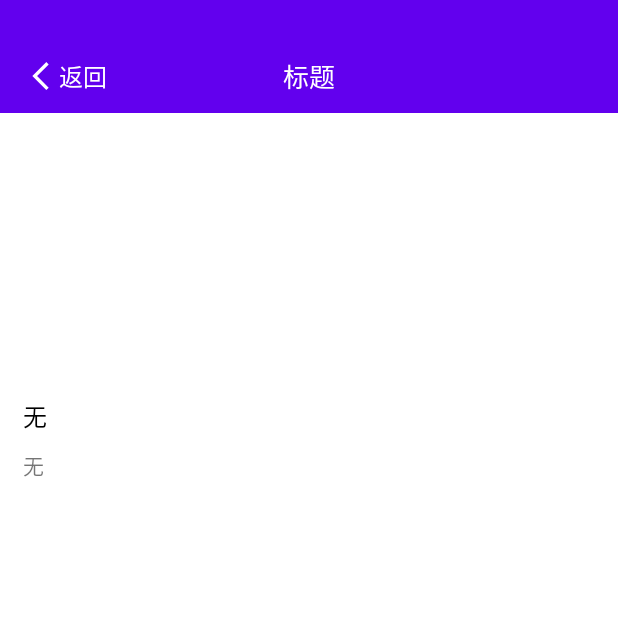
After one commit to hestyle/book_stadium_online_app, an Android app: the BannerItemDetailActivity screen opened directly, with no data from a screen before it, on a phone screen of 412 x 824 dp, the top half of it. The commit adds this screen. Run offline under Robolectric (Android 15) with nearby library versions, the phone set to English and light mode, and no system bars; pictures from the network do not load.

Commit message:
feat：完成轮播详情页面的绘制

```diff
--- a/app/src/main/AndroidManifest.xml
+++ b/app/src/main/AndroidManifest.xml
@@ -14,7 +14,8 @@
         android:roundIcon="@drawable/logo"
         android:supportsRtl="true"
         android:theme="@style/Theme.Book_stadium_online_app">
-        <activity android:name=".ui.my.setting.ServerSettingActivity"></activity>
+        <activity android:name=".ui.book.BannerItemDetailActivity"></activity>
+        <activity android:name=".ui.my.setting.ServerSettingActivity" />
         <activity android:name=".ui.my.setting.SettingActivity" />
         <activity android:name=".RegisterActivity" />
         <activity android:name=".BaseActivity" />
--- a/app/src/main/java/cn/edu/hestyle/bookstadiumonline/entity/BannerItem.java
+++ b/app/src/main/java/cn/edu/hestyle/bookstadiumonline/entity/BannerItem.java
@@ -1,11 +1,12 @@
 package cn.edu.hestyle.bookstadiumonline.entity;
 
+import java.io.Serializable;
 import java.util.Date;
 
 /**
  * Banner 实体类
  */
-public class BannerItem {
+public class BannerItem implements Serializable {
     /** id */
     private Integer id;
     /** title */
--- /dev/null
+++ b/app/src/main/java/cn/edu/hestyle/bookstadiumonline/ui/book/BannerItemDetailActivity.java
@@ -0,0 +1,62 @@
+package cn.edu.hestyle.bookstadiumonline.ui.book;
+
+import android.content.Intent;
+import android.os.Bundle;
+import android.widget.ImageView;
+import android.widget.TextView;
+
+import com.bumptech.glide.Glide;
+
+import java.text.SimpleDateFormat;
+
+import cn.edu.hestyle.bookstadiumonline.BaseActivity;
+import cn.edu.hestyle.bookstadiumonline.R;
+import cn.edu.hestyle.bookstadiumonline.entity.BannerItem;
+import cn.edu.hestyle.bookstadiumonline.ui.my.setting.ServerSettingActivity;
+
+public class BannerItemDetailActivity extends BaseActivity {
+    private BannerItem bannerItem;
+
+    @Override
+    protected void onCreate(Bundle savedInstanceState) {
+        super.onCreate(savedInstanceState);
+        setContentView(R.layout.activity_banner_item_detail);
+        ImageView bannerItemImageView = findViewById(R.id.bannerItemImageView);
+        TextView bannerItemContentTextView = findViewById(R.id.bannerItemContentTextView);
+        TextView footTextView = findViewById(R.id.footTextView);
+
+        Intent intent = getIntent();
+        this.bannerItem = (BannerItem) intent.getSerializableExtra("BannerItem");
+        if (this.bannerItem != null) {
+            // 显示title
+            this.navigationBarInit(bannerItem.getTitle());
+            // 显示图片
+            if (this.bannerItem.getImagePath() != null) {
+                Glide.with(BannerItemDetailActivity.this)
+                        .load(ServerSettingActivity.getServerHostUrl() + this.bannerItem.getImagePath())
+                        .into(bannerItemImageView);
+            }
+            // 显示正文
+            bannerItemContentTextView.setText(bannerItem.getContent());
+            // 显示编辑日期
+            SimpleDateFormat formatter = new SimpleDateFormat("yyyy-MM-dd HH:mm:ss");
+            if (this.bannerItem.getModifiedUser() != null) {
+                footTextView.setText(String.format("系统管理员 %s 编辑于 %s", this.bannerItem.getModifiedUser(), formatter.format(this.bannerItem.getModifiedTime())));
+            } else if (this.bannerItem.getCreatedUser() != null) {
+                footTextView.setText(String.format("系统管理员 %s 编辑于 %s", this.bannerItem.getCreatedUser(), formatter.format(this.bannerItem.getCreatedTime())));
+            }
+        }
+    }
+
+    /**
+     * 设置navigationBar
+     */
+    private void navigationBarInit(String title) {
+        // 设置title
+        TextView titleTextView = this.findViewById(R.id.titleTextView);
+        titleTextView.setText(title);
+        // 设置返回
+        TextView backTitleTextView = this.findViewById(R.id.backTextView);
+        backTitleTextView.setOnClickListener(v -> finish());
+    }
+}
--- /dev/null
+++ b/app/src/main/res/layout/activity_banner_item_detail.xml
@@ -0,0 +1,59 @@
+<?xml version="1.0" encoding="utf-8"?>
+<androidx.constraintlayout.widget.ConstraintLayout xmlns:android="http://schemas.android.com/apk/res/android"
+    xmlns:app="http://schemas.android.com/apk/res-auto"
+    xmlns:tools="http://schemas.android.com/tools"
+    android:layout_width="match_parent"
+    android:layout_height="match_parent"
+    tools:context=".ui.book.BannerItemDetailActivity">
+
+    <include android:id="@+id/banner_item_detail_navigation_bar"
+        layout="@layout/include_back_navigation_bar"
+        app:layout_constraintStart_toStartOf="parent"
+        app:layout_constraintEnd_toEndOf="parent"
+        app:layout_constraintTop_toTopOf="parent"/>
+
+    <ScrollView
+        android:layout_width="match_parent"
+        android:layout_height="0dp"
+        app:layout_constraintTop_toBottomOf="@+id/banner_item_detail_navigation_bar"
+        app:layout_constraintBottom_toBottomOf="parent"
+        app:layout_constraintStart_toStartOf="parent"
+        app:layout_constraintEnd_toEndOf="parent">
+
+        <LinearLayout
+            android:layout_width="match_parent"
+            android:layout_height="match_parent"
+            android:orientation="vertical">
+
+
+            <ImageView
+                android:id="@+id/bannerItemImageView"
+                android:layout_marginHorizontal="15dp"
+                android:layout_marginVertical="10dp"
+                android:layout_width="match_parent"
+                android:layout_height="170dp"/>
+
+            <TextView
+                android:id="@+id/bannerItemContentTextView"
+                android:layout_marginHorizontal="15dp"
+                android:layout_width="match_parent"
+                android:layout_height="wrap_content"
+                android:text="无"
+                android:textSize="16sp"
+                android:textColor="@color/black"/>
+
+            <TextView
+                android:id="@+id/footTextView"
+                android:layout_marginHorizontal="15dp"
+                android:layout_marginVertical="10dp"
+                android:layout_width="match_parent"
+                android:layout_height="wrap_content"
+                android:text="无" />
+
+        </LinearLayout>
+
+
+    </ScrollView>
+
+
+</androidx.constraintlayout.widget.ConstraintLayout>
```
Also changed, not shown: app/src/main/java/cn/edu/hestyle/bookstadiumonline/ui/book/BookFragment.java (+12 -1 lines).
